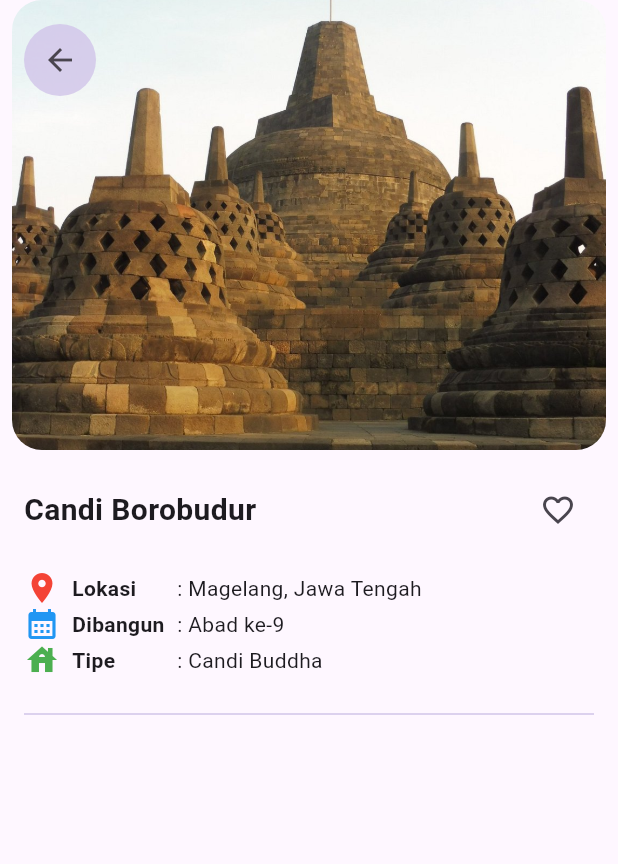
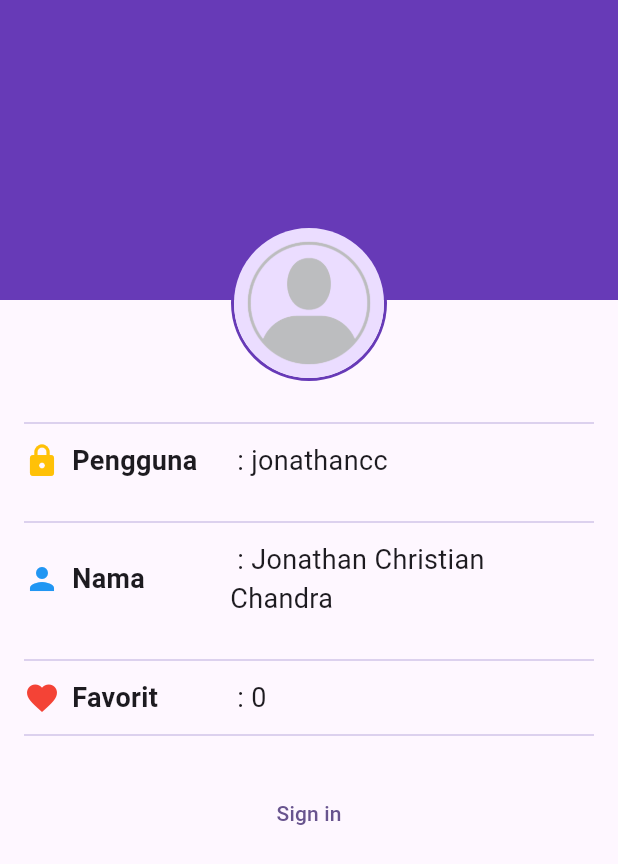
Before and after one commit to 2024-2025-Gasal-PABI-SI5A/project-wisata-candi-jojoooook, a Flutter app: the screen it shows after launch, on a phone screen of 412 x 824 dp. Shown: the top 864 px of the screen. Run offline on Flutter 3.47's test engine with Material 3 defaults, Android fonts, the phone set to English and light mode, and no system bars.

Commit message:
detail screen & profile screen

```diff
--- a/lib/main.dart
+++ b/lib/main.dart
@@ -1,6 +1,7 @@
 import 'package:flutter/material.dart';
 import 'package:wisata_candi/data/candi_data.dart';
 import 'package:wisata_candi/screens/detail_screen.dart';
+import 'package:wisata_candi/screens/profile_screen.dart';
 
 void main() {
   runApp(const MainApp());
@@ -17,9 +18,10 @@ class MainApp extends StatelessWidget {
         colorScheme: ColorScheme.fromSeed(seedColor: Colors.deepPurple),
         useMaterial3: true,
       ),
-      home: DetailScreen(
-        candi: candiList[0],
-      ),
+      // home: DetailScreen(
+      //   candi: candiList[0],
+      // ),
+      home: ProfileScreen(),
     );
   }
 }
--- /dev/null
+++ b/lib/screens/profile_screen.dart
@@ -0,0 +1,214 @@
+import 'package:flutter/material.dart';
+
+class ProfileScreen extends StatefulWidget {
+  const ProfileScreen({super.key});
+
+  @override
+  State<ProfileScreen> createState() => _ProfileScreenState();
+}
+
+class _ProfileScreenState extends State<ProfileScreen> {
+  // 1 Deklarasikan variabel yang dibutuhkan
+  bool isSignedIn = false;
+  String fullName = 'Jonathan Christian Chandra';
+  String userName = 'jonathancc ';
+  int favoriteCandiCount = 0;
+
+  // 5. Implementasi Sign in
+  void signIn() {
+    setState(() {
+      isSignedIn = !isSignedIn;
+    });
+  }
+
+  // 6. Implementasi Sign out
+  void signOut() {
+    setState(() {
+      isSignedIn = !isSignedIn;
+    });
+  }
+
+  @override
+  Widget build(BuildContext context) {
+    return Scaffold(
+        body: Stack(
+      children: [
+        Container(
+          height: 200,
+          width: double.infinity,
+          color: Colors.deepPurple,
+        ),
+        Padding(
+          padding: const EdgeInsets.symmetric(horizontal: 16),
+          child: Column(
+            children: [
+              // 2. Buat bagian profile header (isinya gambar profil)
+              Align(
+                alignment: Alignment.topCenter,
+                child: Padding(
+                  padding: const EdgeInsets.only(top: 150),
+                  child: Stack(
+                    children: [
+                      Container(
+                        decoration: BoxDecoration(
+                            border: Border.all(
+                              color: Colors.deepPurple,
+                              width: 2,
+                            ),
+                            shape: BoxShape.circle),
+                        child: const CircleAvatar(
+                          radius: 50,
+                          backgroundImage:
+                              AssetImage('images/placeholder_image.png'),
+                        ),
+                      ),
+                      if (isSignedIn)
+                        IconButton(
+                            onPressed: () {},
+                            icon: Icon(
+                              Icons.camera_alt,
+                              color: Colors.deepPurple[50],
+                            ))
+                    ],
+                  ),
+                ),
+              ),
+              // 3. Buat bagian Profile info (isinya info profil)
+              // Baris 1 Pengguna
+              const SizedBox(
+                height: 20,
+              ),
+              Divider(
+                color: Colors.deepPurple[100],
+              ),
+              const SizedBox(
+                height: 4,
+              ),
+              Row(
+                children: [
+                  SizedBox(
+                    width: MediaQuery.of(context).size.width / 3,
+                    child: const Row(
+                      children: [
+                        Icon(
+                          Icons.lock,
+                          color: Colors.amber,
+                        ),
+                        SizedBox(
+                          width: 8,
+                        ),
+                        Text(
+                          'Pengguna',
+                          style: TextStyle(
+                              fontSize: 18, fontWeight: FontWeight.bold),
+                        )
+                      ],
+                    ),
+                  ),
+                  Expanded(
+                      child: Text(
+                    ' : $userName',
+                    style: const TextStyle(fontSize: 18),
+                  )),
+                ],
+              ),
+
+              // Baris 2 Nama
+              const SizedBox(
+                height: 20,
+              ),
+              Divider(
+                color: Colors.deepPurple[100],
+              ),
+              const SizedBox(
+                height: 4,
+              ),
+              Row(
+                children: [
+                  SizedBox(
+                    width: MediaQuery.of(context).size.width / 3,
+                    child: const Row(
+                      children: [
+                        Icon(
+                          Icons.person,
+                          color: Colors.blue,
+                        ),
+                        SizedBox(
+                          width: 8,
+                        ),
+                        Text(
+                          'Nama',
+                          style: TextStyle(
+                              fontSize: 18, fontWeight: FontWeight.bold),
+                        )
+                      ],
+                    ),
+                  ),
+                  Expanded(
+                      child: Text(
+                    ' : $fullName',
+                    style: const TextStyle(fontSize: 18),
+                  )),
+                  if (isSignedIn) const Icon(Icons.edit),
+                ],
+              ),
+
+              // Baris 1 Profile Info
+              const SizedBox(
+                height: 20,
+              ),
+              Divider(
+                color: Colors.deepPurple[100],
+              ),
+              const SizedBox(
+                height: 4,
+              ),
+              Row(
+                children: [
+                  SizedBox(
+                    width: MediaQuery.of(context).size.width / 3,
+                    child: const Row(
+                      children: [
+                        Icon(
+                          Icons.favorite,
+                          color: Colors.red,
+                        ),
+                        SizedBox(
+                          width: 8,
+                        ),
+                        Text(
+                          'Favorit',
+                          style: TextStyle(
+                              fontSize: 18, fontWeight: FontWeight.bold),
+                        )
+                      ],
+                    ),
+                  ),
+                  Expanded(
+                      child: Text(
+                    ' : $favoriteCandiCount',
+                    style: const TextStyle(fontSize: 18),
+                  )),
+                ],
+              ),
+              // 4. Buat bagian profile action (isinya tombol signOut / signout)
+              const SizedBox(
+                height: 4,
+              ),
+              Divider(
+                color: Colors.deepPurple[100],
+              ),
+              const SizedBox(
+                height: 20,
+              ),
+              isSignedIn
+                  ? TextButton(
+                      onPressed: signOut, child: const Text('Sign Out'))
+                  : TextButton(onPressed: signIn, child: const Text('Sign in'))
+            ],
+          ),
+        ),
+      ],
+    ));
+  }
+}
--- a/pubspec.yaml
+++ b/pubspec.yaml
@@ -4,7 +4,7 @@ publish_to: "none"
 version: 0.1.0
 
 environment:
-  sdk: ^3.5.4
+  sdk: ^3.4.4
 
 dependencies:
   flutter:
```
Also changed, not shown: lib/screens/detail_screen.dart (+101 -5 lines), pubspec.lock.
